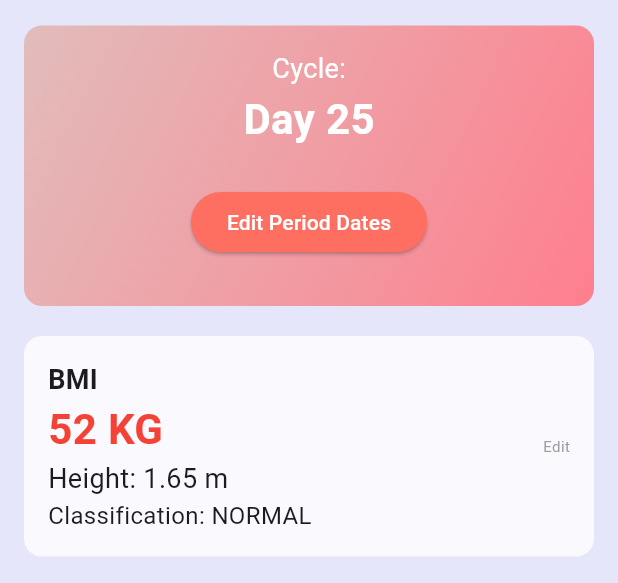
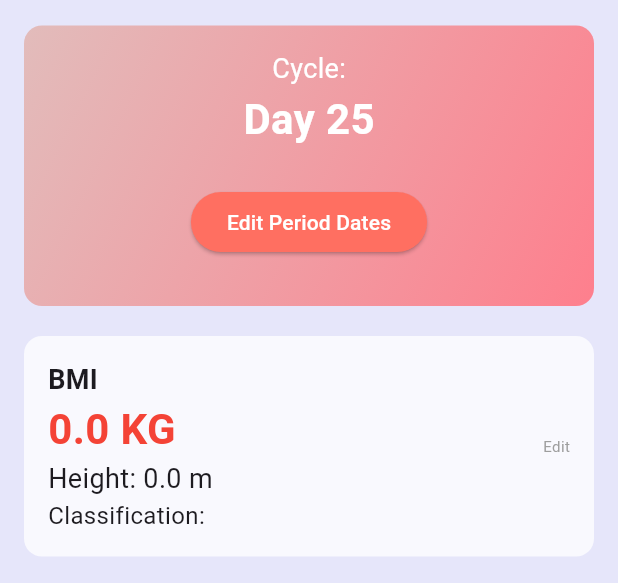
Before and after one commit to iowiiiii/pcos_care, a Flutter app: the HomeScreen screen opened directly with empty values, scrolled down 137 dp, on a phone screen of 412 x 824 dp, the part 84-667 px from its top. Run offline on Flutter 3.47's test engine with Material 3 defaults, Android fonts, the phone set to English and light mode, and no system bars; our stand-ins replace csv, table_calendar; accounts and stored records are empty.

Commit message:
Update home_screen.dart

```diff
--- a/lib/views/home_screen.dart
+++ b/lib/views/home_screen.dart
@@ -15,13 +15,11 @@ import '../models/recommendations_model.dart';
 class HomeScreen extends StatefulWidget {
   final UserData userData;
   final List<String> symptoms;
-  final List<RecommendationItem> recommendations;
 
   const HomeScreen({
     Key? key,
     required this.userData,
-    required this.symptoms,
-    required this.recommendations,
+    required this.symptoms, required List recommendations,
   }) : super(key: key);
 
   @override
@@ -29,36 +27,26 @@ class HomeScreen extends StatefulWidget {
 }
 
 class _HomeScreenState extends State<HomeScreen> {
-  String _weight = '52 KG'; // Default weight
-  double _height = 1.65; // Default height in meters
-  double _bmi = 19.9; // Default BMI value
-  String _classification = 'NORMAL'; // Default classification
-  UserData? userData; // User data variable to hold the data loaded from CSV
+  late String _weight;
+  late double _height;
+  late double _bmi;
+  late String _classification;
+  late UserData userData;
 
   @override
   void initState() {
     super.initState();
+    userData = widget.userData;
     _loadUserData();
   }
 
   Future<void> _loadUserData() async {
-    final directory = await getApplicationDocumentsDirectory();
-    final path = '${directory.path}/user_data.csv';
-    final input = File(path).openRead();
-    final fields = await input
-        .transform(utf8.decoder)
-        .transform(CsvToListConverter())
-        .toList();
-
-    if (fields.isNotEmpty) {
     setState(() {
-        _weight = '${fields[0][0]} KG';
-        _height = fields[0][1];
-        _bmi = fields[0][2];
-        _classification = fields[0][3];
-        userData = UserData.fromCsv(fields[0]);
+      _weight = '${userData.weight} KG';
+      _height = userData.height;
+      _bmi = userData.bmi;
+      _classification = userData.classification;
     });
-    }
   }
 
   @override
@@ -194,7 +182,7 @@ class _HomeScreenState extends State<HomeScreen> {
                             _showBmiEditDialog();
                           },
                           child: Text(
-                            'Edit',
+                            'Edit', // Clickable edit button
                             style: TextStyle(fontSize: 10, color: Colors.grey),
                           ),
                         ),
@@ -225,12 +213,12 @@ class _HomeScreenState extends State<HomeScreen> {
                         shrinkWrap: true,
                         physics: NeverScrollableScrollPhysics(),
                         gridDelegate: SliverGridDelegateWithFixedCrossAxisCount(
-                          crossAxisCount: 2,
+                          crossAxisCount: 2, // 2 items per row
                           crossAxisSpacing: 10,
                           mainAxisSpacing: 10,
                           childAspectRatio: 1.5,
                         ),
-                        itemCount: 4,
+                        itemCount: 4, // 4 items for phases
                         itemBuilder: (context, index) {
                           List<String> phases = [
                             'Menstrual Phase',
@@ -303,7 +291,7 @@ class _HomeScreenState extends State<HomeScreen> {
                 context,
                 MaterialPageRoute(
                   builder: (context) => CalendarScreen(
-                  //userData: userData!,
+                    userData: userData,
                   ),
                 ),
               );
@@ -312,10 +300,8 @@ class _HomeScreenState extends State<HomeScreen> {
               Navigator.pushReplacement(
                 context,
                 MaterialPageRoute(
-                builder: (context) => SelfCareScreen(
-                  userData: userData!,
-                  symptoms: [],
-                  recommendations: [],
+                  builder: (context) => ProfileScreen(
+                    userData: userData, symptoms: [], recommendations: [],
                   ),
                 ),
               );
@@ -324,10 +310,9 @@ class _HomeScreenState extends State<HomeScreen> {
               Navigator.pushReplacement(
                 context,
                 MaterialPageRoute(
-                builder: (context) => ProfileScreen(
-                  userData: userData!,
-                  symptoms: [],
-                  recommendations: [],
+                  builder: (context) => SelfCareScreen(
+                    userData: userData,
+                    symptoms: widget.symptoms, recommendations: [],
                   ),
                 ),
               );
```
Lines whose indentation alone changed are shown as unchanged.
